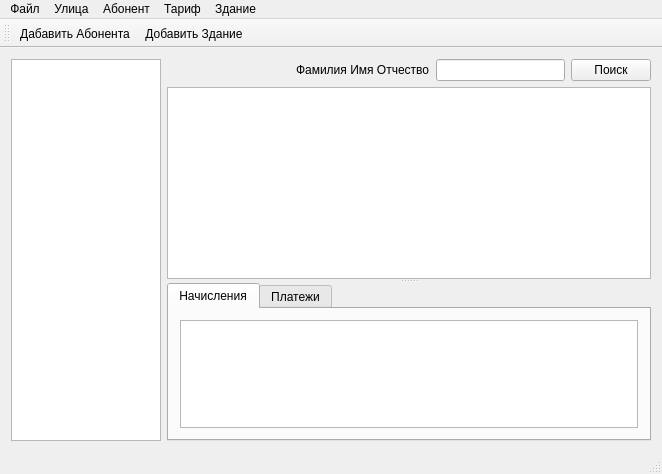
First picture: the form in mainwindow.ui, repository Woolfno/WaterAccounting, before the edit.
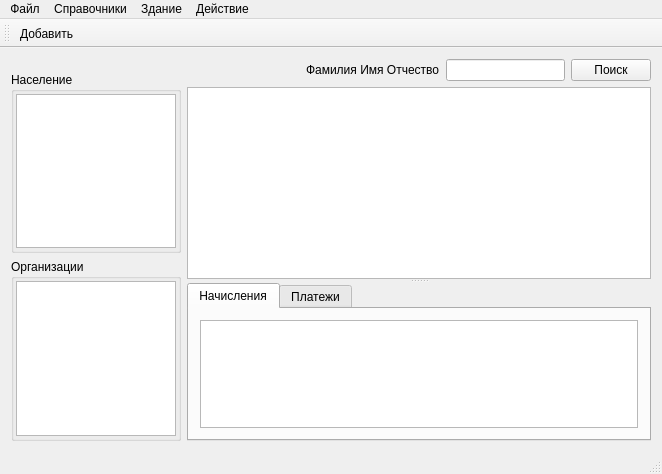
Second picture: the form after the edit. Icons and pictures are not drawn.

Diff of the .ui file:
```diff
--- a/mainwindow.ui
+++ b/mainwindow.ui
@@ -18,23 +18,125 @@
     <item row="0" column="0">
      <layout class="QHBoxLayout" name="horizontalLayout_2">
       <item>
-       <widget class="QListView" name="listViewStreet">
-        <property name="sizePolicy">
-         <sizepolicy hsizetype="Fixed" vsizetype="Expanding">
-          <horstretch>0</horstretch>
-          <verstretch>0</verstretch>
-         </sizepolicy>
-        </property>
-        <property name="maximumSize">
-         <size>
-          <width>150</width>
-          <height>16777215</height>
-         </size>
-        </property>
-        <property name="editTriggers">
-         <set>QAbstractItemView::NoEditTriggers</set>
-        </property>
-       </widget>
+       <layout class="QVBoxLayout" name="verticalLayout_2">
+        <item>
+         <spacer name="verticalSpacer">
+          <property name="orientation">
+           <enum>Qt::Vertical</enum>
+          </property>
+          <property name="sizeType">
+           <enum>QSizePolicy::Fixed</enum>
+          </property>
+          <property name="sizeHint" stdset="0">
+           <size>
+            <width>24</width>
+            <height>13</height>
+           </size>
+          </property>
+         </spacer>
+        </item>
+        <item>
+         <widget class="QGroupBox" name="groupBox">
+          <property name="sizePolicy">
+           <sizepolicy hsizetype="Fixed" vsizetype="Preferred">
+            <horstretch>0</horstretch>
+            <verstretch>0</verstretch>
+           </sizepolicy>
+          </property>
+          <property name="minimumSize">
+           <size>
+            <width>100</width>
+            <height>0</height>
+           </size>
+          </property>
+          <property name="maximumSize">
+           <size>
+            <width>170</width>
+            <height>16777215</height>
+           </size>
+          </property>
+          <property name="title">
+           <string>Население</string>
+          </property>
+          <layout class="QGridLayout" name="gridLayout_4">
+           <property name="leftMargin">
+            <number>2</number>
+           </property>
+           <property name="topMargin">
+            <number>2</number>
+           </property>
+           <property name="rightMargin">
+            <number>2</number>
+           </property>
+           <property name="bottomMargin">
+            <number>2</number>
+           </property>
+           <item row="0" column="0">
+            <widget class="QTreeView" name="treeViewStreet">
+             <property name="sizePolicy">
+              <sizepolicy hsizetype="Fixed" vsizetype="Expanding">
+               <horstretch>0</horstretch>
+               <verstretch>0</verstretch>
+              </sizepolicy>
+             </property>
+             <property name="maximumSize">
+              <size>
+               <width>16777215</width>
+               <height>16777215</height>
+              </size>
+             </property>
+             <property name="editTriggers">
+              <set>QAbstractItemView::NoEditTriggers</set>
+             </property>
+            </widget>
+           </item>
+          </layout>
+         </widget>
+        </item>
+        <item>
+         <widget class="QGroupBox" name="groupBox_2">
+          <property name="minimumSize">
+           <size>
+            <width>100</width>
+            <height>150</height>
+           </size>
+          </property>
+          <property name="maximumSize">
+           <size>
+            <width>170</width>
+            <height>16777215</height>
+           </size>
+          </property>
+          <property name="title">
+           <string>Организации</string>
+          </property>
+          <layout class="QGridLayout" name="gridLayout_5">
+           <property name="leftMargin">
+            <number>2</number>
+           </property>
+           <property name="topMargin">
+            <number>2</number>
+           </property>
+           <property name="rightMargin">
+            <number>2</number>
+           </property>
+           <property name="bottomMargin">
+            <number>2</number>
+           </property>
+           <item row="0" column="0">
+            <widget class="QTreeView" name="treeViewOrganization">
+             <property name="itemsExpandable">
+              <bool>true</bool>
+             </property>
+             <attribute name="headerDefaultSectionSize">
+              <number>0</number>
+             </attribute>
+            </widget>
+           </item>
+          </layout>
+         </widget>
+        </item>
+       </layout>
       </item>
       <item>
        <layout class="QVBoxLayout" name="verticalLayout">
@@ -139,6 +241,9 @@
                  <verstretch>0</verstretch>
                 </sizepolicy>
                </property>
+               <property name="sortingEnabled">
+                <bool>false</bool>
+               </property>
               </widget>
              </item>
             </layout>
@@ -176,41 +281,32 @@
      <string>Файл</string>
     </property>
    </widget>
-   <widget class="QMenu" name="menu_account">
+   <widget class="QMenu" name="menu_reference">
     <property name="title">
-     <string>Абонент</string>
+     <string>Справочники</string>
     </property>
     <addaction name="action_add_account"/>
     <addaction name="separator"/>
     <addaction name="action_list_account"/>
-   </widget>
-   <widget class="QMenu" name="menu_rate">
-    <property name="title">
-     <string>Тариф</string>
-    </property>
-    <addaction name="action_add_rate"/>
-    <addaction name="separator"/>
     <addaction name="action_list_rate"/>
    </widget>
-   <widget class="QMenu" name="menu_street">
-    <property name="title">
-     <string>Улица</string>
-    </property>
-    <addaction name="action_add_street"/>
-    <addaction name="separator"/>
-    <addaction name="action_list_street"/>
-   </widget>
-   <widget class="QMenu" name="menu_2">
+   <widget class="QMenu" name="menu_building">
     <property name="title">
      <string>Здание</string>
     </property>
     <addaction name="action_add_building"/>
    </widget>
+   <widget class="QMenu" name="menu_action">
+    <property name="title">
+     <string>Действие</string>
+    </property>
+    <addaction name="action_accruals_massive"/>
+    <addaction name="action_accruals"/>
+   </widget>
    <addaction name="menu"/>
-   <addaction name="menu_street"/>
-   <addaction name="menu_account"/>
-   <addaction name="menu_rate"/>
-   <addaction name="menu_2"/>
+   <addaction name="menu_reference"/>
+   <addaction name="menu_building"/>
+   <addaction name="menu_action"/>
   </widget>
   <widget class="QToolBar" name="mainToolBar">
    <attribute name="toolBarArea">
@@ -219,40 +315,9 @@
    <attribute name="toolBarBreak">
     <bool>false</bool>
    </attribute>
-   <addaction name="actionAccount"/>
-   <addaction name="actionBuilding"/>
+   <addaction name="action_add_building"/>
   </widget>
   <widget class="QStatusBar" name="statusBar"/>
-  <action name="actionAccount">
-   <property name="checkable">
-    <bool>false</bool>
-   </property>
-   <property name="enabled">
-    <bool>true</bool>
-   </property>
-   <property name="icon">
-    <iconset resource="resources.qrc">
-     <normaloff>:/Resources/Add-Account.ico</normaloff>:/Resources/Add-Account.ico</iconset>
-   </property>
-   <property name="text">
-    <string>Дабавить Абонента</string>
-   </property>
-   <property name="toolTip">
-    <string>Дабавить Абонента</string>
-   </property>
-  </action>
-  <action name="actionBuilding">
-   <property name="icon">
-    <iconset resource="resources.qrc">
-     <normaloff>:/Resources/building_add.ico</normaloff>:/Resources/building_add.ico</iconset>
-   </property>
-   <property name="text">
-    <string>Добавить Здание</string>
-   </property>
-   <property name="toolTip">
-    <string>Добавть новое здание</string>
-   </property>
-  </action>
   <action name="action_list_rate">
    <property name="text">
     <string>Список</string>
```
Left out of the diff: 68 changed lines with no effect on the pictures.
